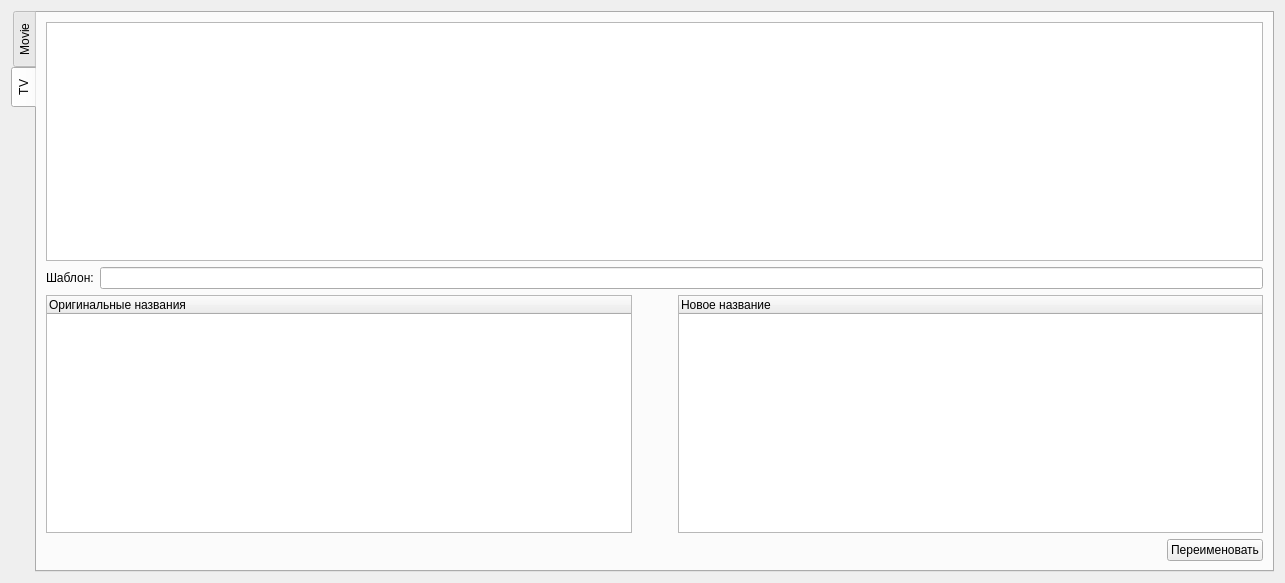
This is dialogrenamerfiles.ui in DmitriusFalse/mediaFinder as Qt 5 draws it before an edit. The edited form follows.
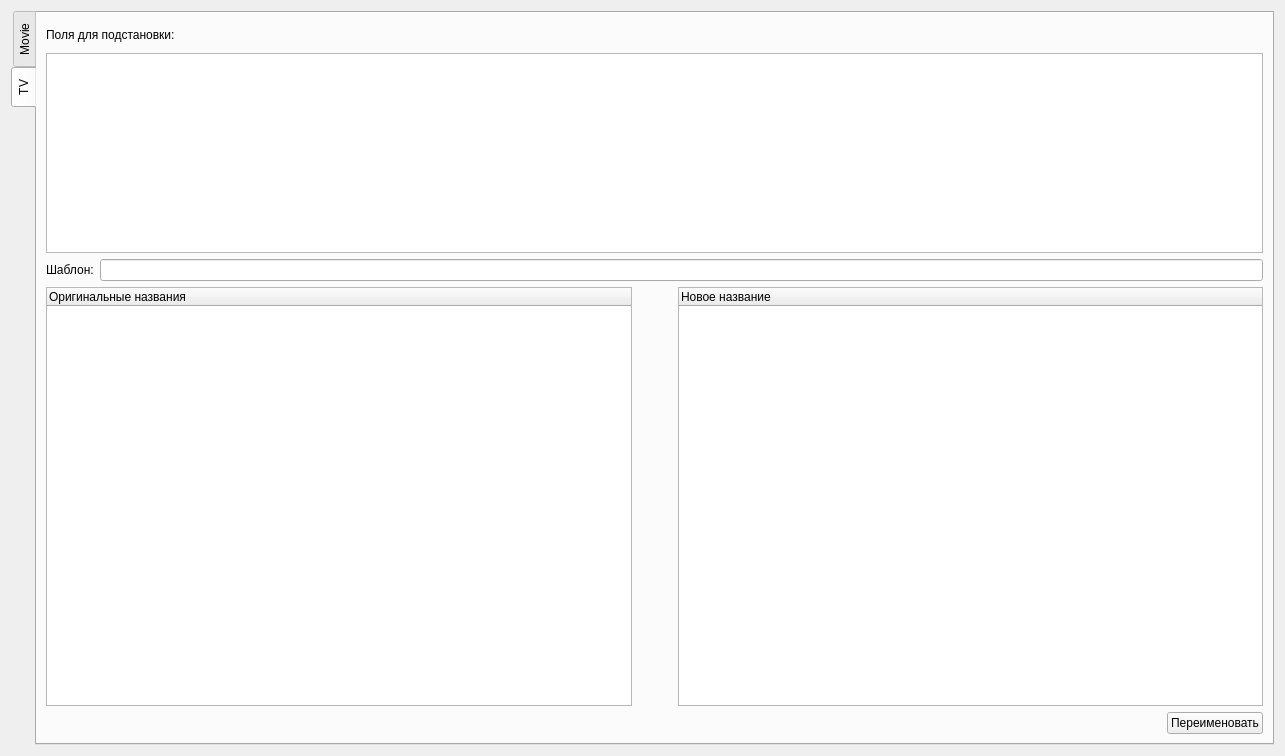
This is the edited form. The open tabs and pages were chosen to show the change.

Diff of the .ui file:
```diff
--- a/dialogrenamerfiles.ui
+++ b/dialogrenamerfiles.ui
@@ -7,7 +7,7 @@
     <x>0</x>
     <y>0</y>
     <width>1285</width>
-    <height>583</height>
+    <height>756</height>
    </rect>
   </property>
   <property name="windowTitle">
@@ -190,9 +190,44 @@
       </attribute>
       <layout class="QVBoxLayout" name="verticalLayout_3">
        <item>
-        <layout class="QHBoxLayout" name="horizontalLayout_4">
+        <layout class="QVBoxLayout" name="verticalLayout">
+         <property name="sizeConstraint">
+          <enum>QLayout::SizeConstraint::SetMinimumSize</enum>
+         </property>
          <item>
-          <widget class="QPlainTextEdit" name="patternTVDescription"/>
+          <widget class="QLabel" name="label_4">
+           <property name="minimumSize">
+            <size>
+             <width>0</width>
+             <height>25</height>
+            </size>
+           </property>
+           <property name="maximumSize">
+            <size>
+             <width>16777215</width>
+             <height>25</height>
+            </size>
+           </property>
+           <property name="text">
+            <string>Поля для подстановки:</string>
+           </property>
+          </widget>
+         </item>
+         <item>
+          <widget class="QTextEdit" name="patternTVDescription">
+           <property name="minimumSize">
+            <size>
+             <width>0</width>
+             <height>200</height>
+            </size>
+           </property>
+           <property name="maximumSize">
+            <size>
+             <width>16777215</width>
+             <height>200</height>
+            </size>
+           </property>
+          </widget>
          </item>
         </layout>
        </item>
@@ -213,7 +248,7 @@
        <item>
         <layout class="QHBoxLayout" name="horizontalLayout_6">
          <item>
-          <widget class="QTreeWidget" name="newListTV">
+          <widget class="QTreeWidget" name="oldListTV">
            <column>
             <property name="text">
              <string>Оригинальные названия</string>
@@ -238,7 +273,7 @@
           </spacer>
          </item>
          <item>
-          <widget class="QTreeWidget" name="oldListTV">
+          <widget class="QTreeWidget" name="newListTV">
            <column>
             <property name="text">
              <string>Новое название</string>
```
Left out of the diff: 4 changed lines with no effect on the pictures.
